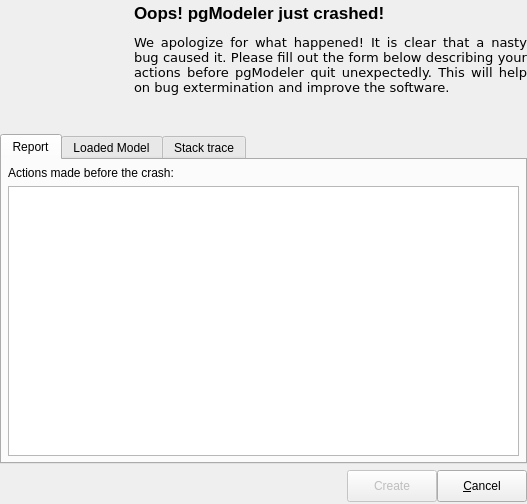
Above: crashhandler/ui/crashhandler.ui from pgmodeler/pgmodeler before the change. Below: the same form after it.
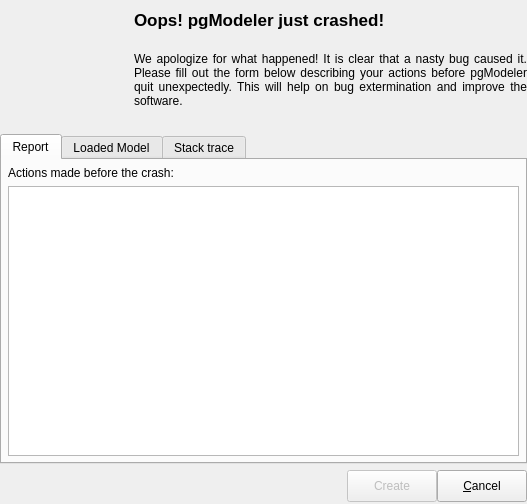
That is the form after the change. Icons and pictures are not drawn.

Commit message: Disabling backtrace() function on Windows system. Mingw doesn't support this at the moment.

The edit to the form file:
```diff
--- a/crashhandler/ui/crashhandler.ui
+++ b/crashhandler/ui/crashhandler.ui
@@ -191,12 +191,6 @@
        <height>0</height>
       </size>
      </property>
-     <property name="font">
-      <font>
-       <family>DejaVu Sans</family>
-       <pointsize>10</pointsize>
-      </font>
-     </property>
      <property name="text">
       <string>We apologize for what happened! It is clear that a nasty bug caused it. Please fill out the form below describing your actions before pgModeler quit unexpectedly. This will help on bug extermination and improve the software.</string>
      </property>
```
The commit also changes 4 other files.
